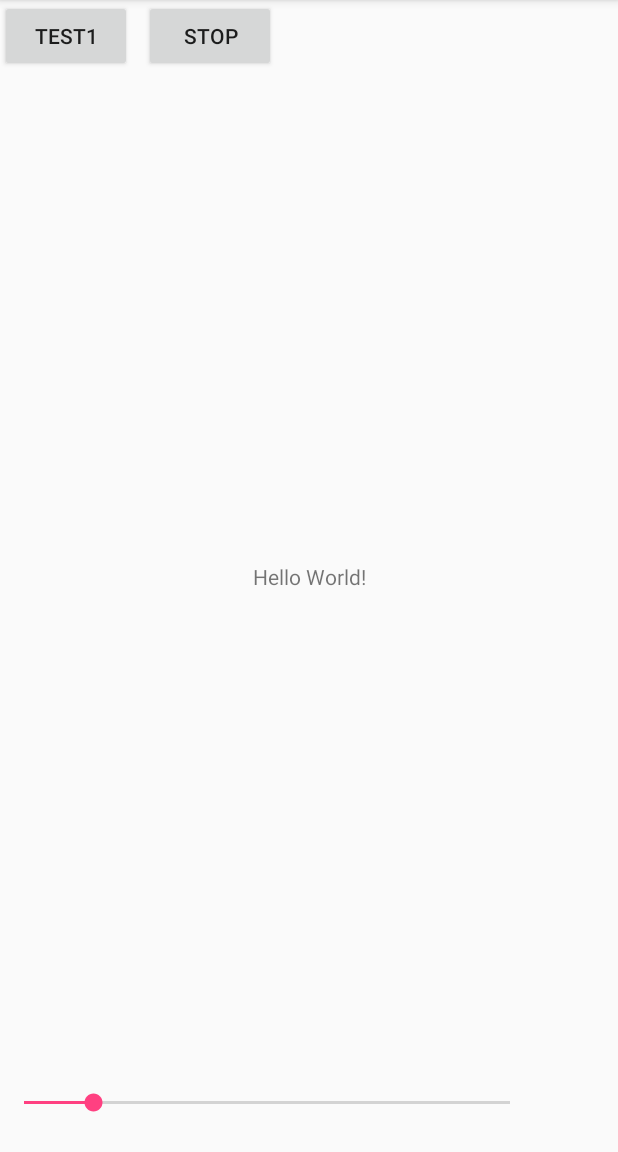
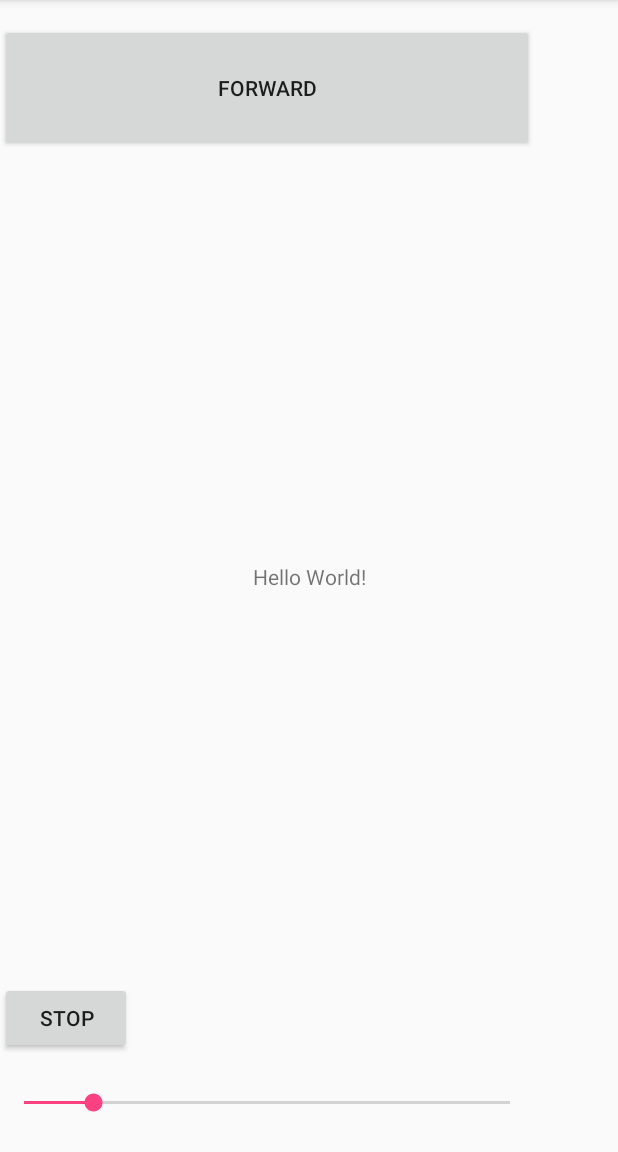
Before and after one commit to Jarda29/FishController, an Android app: the screen it shows after launch (MainActivity), on a phone screen of 412 x 824 dp, the part 84-1236 px from its top. Run offline under Robolectric (Android 15) with nearby library versions, the phone set to English and light mode, and no system bars.

Commit message:
Added forward future

```diff
--- a/Android/app/src/main/res/layout/activity_main.xml
+++ b/Android/app/src/main/res/layout/activity_main.xml
@@ -17,21 +17,13 @@
         app:layout_constraintTop_toTopOf="parent" />
 
     <Button
-        android:id="@+id/btnTest"
-        android:layout_width="wrap_content"
-        android:layout_height="wrap_content"
-        android:text="Test1"
-        tools:layout_editor_absoluteX="16dp"
-        tools:layout_editor_absoluteY="16dp" />
-
-    <Button
         android:id="@+id/btnStop"
         android:layout_width="wrap_content"
         android:layout_height="wrap_content"
-        android:layout_marginStart="8dp"
+        android:layout_marginBottom="8dp"
         android:text="STOP"
-        app:layout_constraintStart_toEndOf="@+id/btnTest"
-        tools:layout_editor_absoluteY="16dp" />
+        app:layout_constraintBottom_toTopOf="@+id/seekPitch"
+        tools:layout_editor_absoluteX="16dp" />
 
     <SeekBar
         android:id="@+id/seekPitch"
@@ -41,4 +33,13 @@
         app:layout_constraintBottom_toBottomOf="parent"
         tools:layout_editor_absoluteX="14dp" />
 
+    <Button
+        android:id="@+id/btnForward"
+        android:layout_width="356dp"
+        android:layout_height="85dp"
+        android:layout_marginTop="16dp"
+        android:text="Forward"
+        app:layout_constraintTop_toTopOf="parent"
+        tools:layout_editor_absoluteX="10dp" />
+
 </android.support.constraint.ConstraintLayout>
```
Also changed, not shown: Android/app/src/main/java/com/cityu/teaching/fishcontroller/MainActivity.kt (+19 -19 lines).
